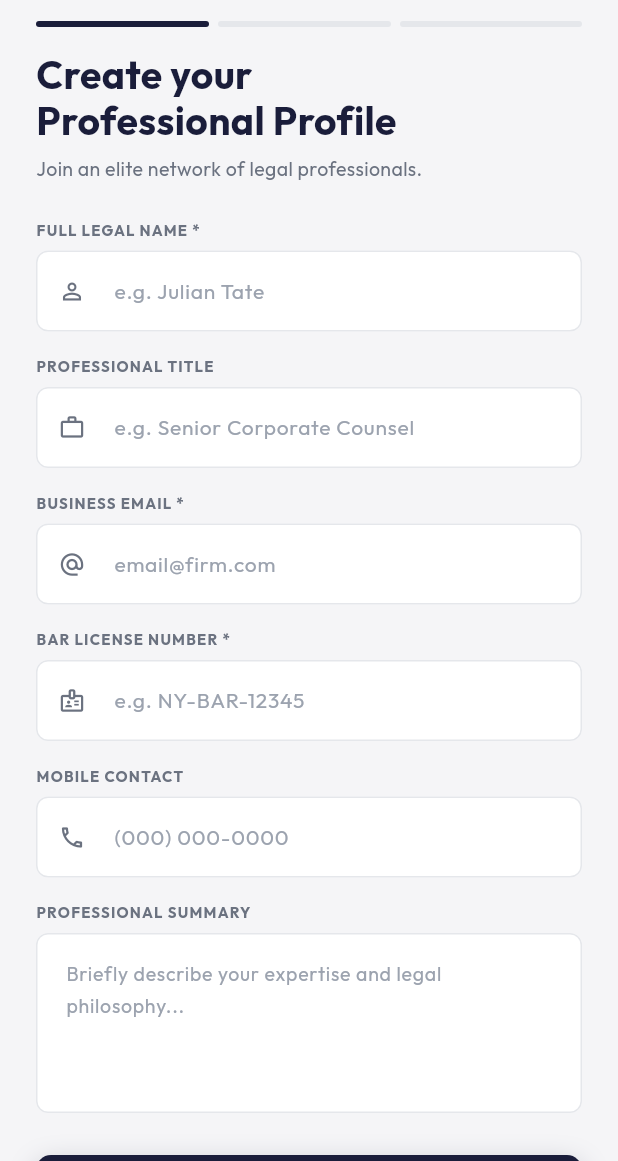
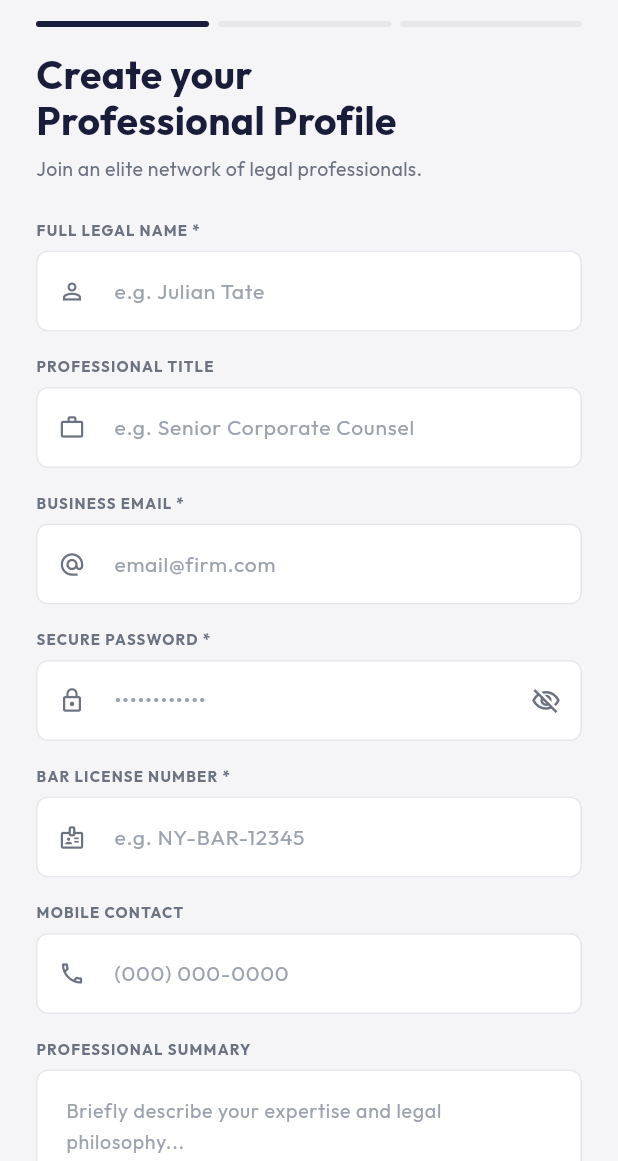
Before and after one commit to sobanqazi69/wakeell.com, a Flutter app: the LawyerSignupScreen screen opened by its route, on a phone screen of 412 x 824 dp, the part 75-1236 px from its top. Run offline on Flutter 3.47's test engine with Material 3 defaults, Android fonts, the phone set to English and light mode, and no system bars; our stand-ins replace dio, equatable, flutter_bloc, flutter_secure_storage, get_it, google_fonts and 1 more; accounts and stored records are empty.

Commit message:
fix: lawyer must set their own password during registration
Step 1 now includes a SECURE PASSWORD field (min 8 chars, toggleable visibility).
Removed the auto-generated FirstName@123 hack — password comes from user input.

Co-Authored-By: Claude Sonnet 4.6 <noreply@anthropic.com>

```diff
--- a/frontend/lib/features/auth/presentation/screens/lawyer_signup_screen.dart
+++ b/frontend/lib/features/auth/presentation/screens/lawyer_signup_screen.dart
@@ -25,9 +25,11 @@ class _LawyerSignupScreenState extends State<LawyerSignupScreen> {
   final _nameCtrl = TextEditingController();
   final _titleCtrl = TextEditingController();
   final _emailCtrl = TextEditingController();
+  final _passwordCtrl = TextEditingController();
   final _phoneCtrl = TextEditingController();
   final _barLicenseCtrl = TextEditingController();
   final _summaryCtrl = TextEditingController();
+  bool _obscurePassword = true;
 
   // ── Step 2 ─────────────────────────────────────────────────────────────────
   XFile? _profilePhoto;
@@ -46,6 +48,7 @@ class _LawyerSignupScreenState extends State<LawyerSignupScreen> {
     _nameCtrl.dispose();
     _titleCtrl.dispose();
     _emailCtrl.dispose();
+    _passwordCtrl.dispose();
     _phoneCtrl.dispose();
     _barLicenseCtrl.dispose();
     _summaryCtrl.dispose();
@@ -127,7 +130,7 @@ class _LawyerSignupScreenState extends State<LawyerSignupScreen> {
     context.read<AuthCubit>().registerLawyer(
           name: _nameCtrl.text.trim(),
           email: _emailCtrl.text.trim(),
-          password: '${_nameCtrl.text.trim().split(' ').first}@123',
+          password: _passwordCtrl.text,
           barLicense: _barLicenseCtrl.text.trim(),
           phone: _phoneCtrl.text.trim().isEmpty ? null : _phoneCtrl.text.trim(),
           bio: _summaryCtrl.text.trim().isEmpty ? null : _summaryCtrl.text.trim(),
@@ -162,6 +165,9 @@ class _LawyerSignupScreenState extends State<LawyerSignupScreen> {
                       nameCtrl: _nameCtrl,
                       titleCtrl: _titleCtrl,
                       emailCtrl: _emailCtrl,
+                      passwordCtrl: _passwordCtrl,
+                      obscurePassword: _obscurePassword,
+                      onToggleObscure: () => setState(() => _obscurePassword = !_obscurePassword),
                       phoneCtrl: _phoneCtrl,
                       barLicenseCtrl: _barLicenseCtrl,
                       summaryCtrl: _summaryCtrl,
@@ -314,12 +320,15 @@ class _StepIndicator extends StatelessWidget {
 
 class _Step1PersonalInfo extends StatelessWidget {
   final GlobalKey<FormState> formKey;
-  final TextEditingController nameCtrl, titleCtrl, emailCtrl, phoneCtrl, barLicenseCtrl, summaryCtrl;
+  final TextEditingController nameCtrl, titleCtrl, emailCtrl, passwordCtrl, phoneCtrl, barLicenseCtrl, summaryCtrl;
+  final bool obscurePassword;
+  final VoidCallback onToggleObscure;
   final VoidCallback onNext;
 
   const _Step1PersonalInfo({
     required this.formKey, required this.nameCtrl, required this.titleCtrl,
-    required this.emailCtrl, required this.phoneCtrl, required this.barLicenseCtrl,
+    required this.emailCtrl, required this.passwordCtrl, required this.obscurePassword,
+    required this.onToggleObscure, required this.phoneCtrl, required this.barLicenseCtrl,
     required this.summaryCtrl, required this.onNext,
   });
 
@@ -359,6 +368,32 @@ class _Step1PersonalInfo extends StatelessWidget {
                 if (!v.contains('@')) return 'Enter a valid email';
                 return null;
               }),
+            const SizedBox(height: 16),
+
+            _label('SECURE PASSWORD *'),
+            const SizedBox(height: 6),
+            TextFormField(
+              controller: passwordCtrl,
+              obscureText: obscurePassword,
+              textInputAction: TextInputAction.next,
+              style: GoogleFonts.outfit(color: AppColors.textPrimary, fontSize: 14),
+              decoration: InputDecoration(
+                hintText: '••••••••••••',
+                prefixIcon: const Icon(Icons.lock_outline, size: 18),
+                suffixIcon: GestureDetector(
+                  onTap: onToggleObscure,
+                  child: Icon(
+                    obscurePassword ? Icons.visibility_off_outlined : Icons.visibility_outlined,
+                    color: AppColors.textSecondary, size: 20,
+                  ),
+                ),
+              ),
+              validator: (v) {
+                if (v == null || v.isEmpty) return 'Password is required';
+                if (v.length < 8) return 'Password must be at least 8 characters';
+                return null;
+              },
+            ),
             const SizedBox(height: 16),
 
             _label('BAR LICENSE NUMBER *'),
```
